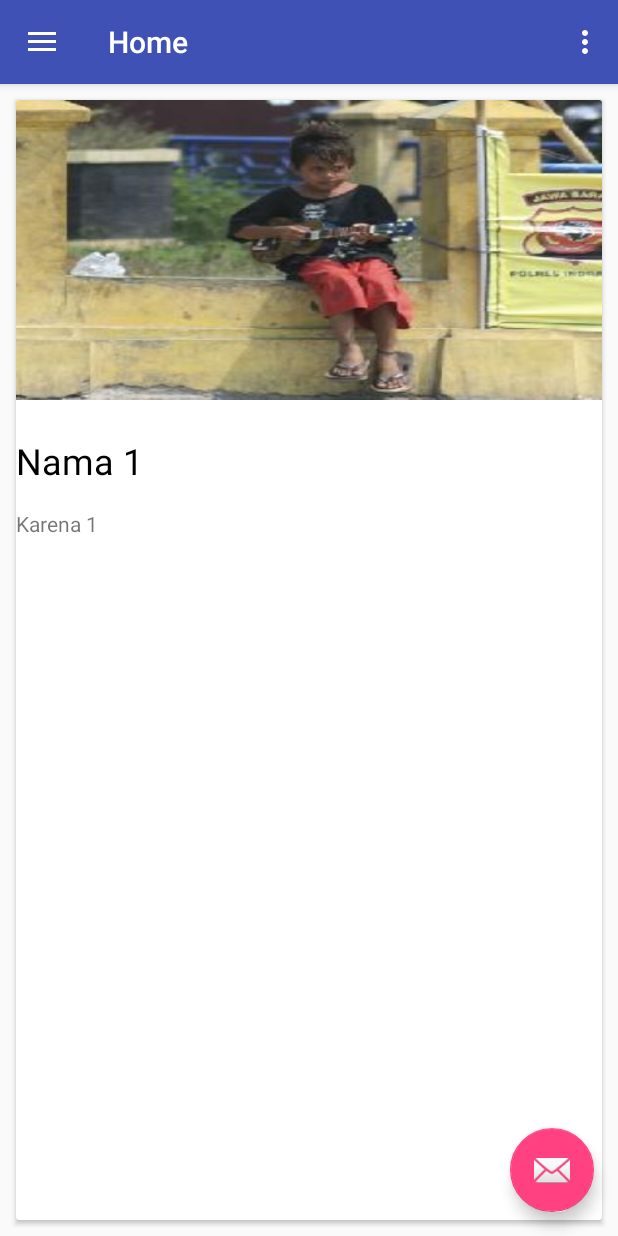
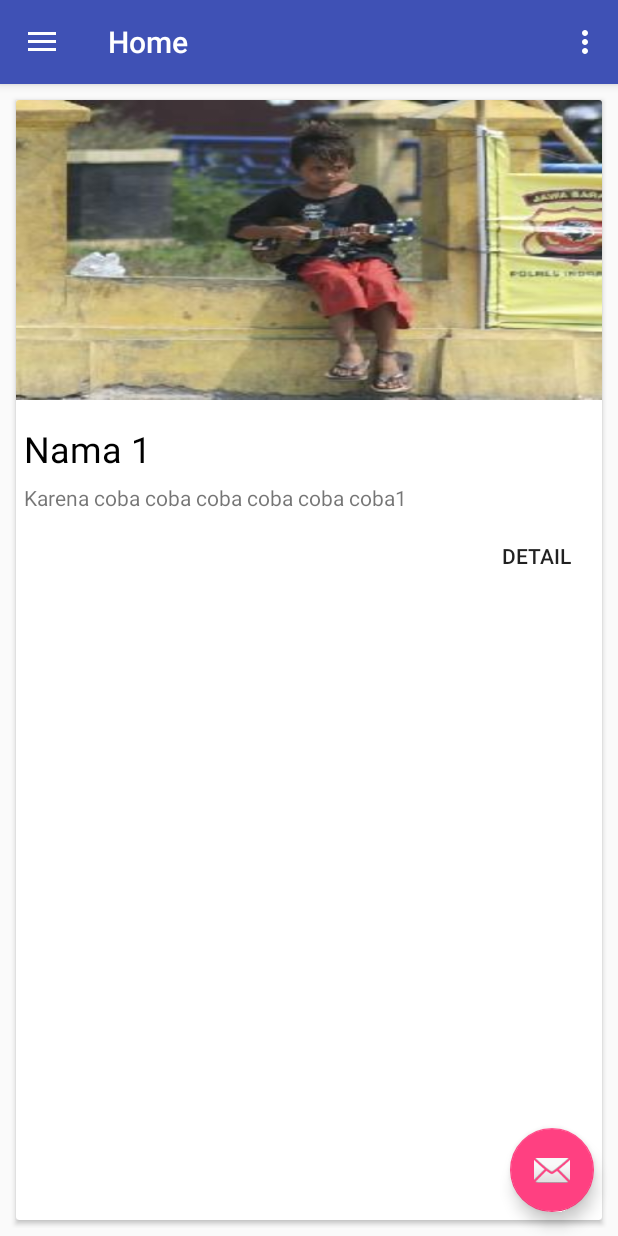
Before and after one commit to alam157/Masuk_Sekolah, an Android app: the screen it shows after launch (Home), on a phone screen of 412 x 824 dp. Run offline under Robolectric (Android 15) with nearby library versions, the phone set to English and light mode, and no system bars.

Commit message:
tambah card layout plus image plus detail

```diff
--- a/app/build.gradle
+++ b/app/build.gradle
@@ -6,7 +6,7 @@ android {
 
     defaultConfig {
         applicationId "com.alam.masuksekolah"
-        minSdkVersion 10
+        minSdkVersion 11
         targetSdkVersion 23
         versionCode 1
         versionName "1.0"
--- a/app/src/main/java/com/alam/masuksekolah/ContactInfo.java
+++ b/app/src/main/java/com/alam/masuksekolah/ContactInfo.java
@@ -9,5 +9,5 @@ public class ContactInfo {
 
 
     protected static final String NAME_PREFIX = "Nama ";
-    protected static final String ALASAN_PREFIX = "Karena ";
+    protected static final String ALASAN_PREFIX = "Karena coba coba coba coba coba coba";
 }
--- a/app/src/main/res/layout/card_home.xml
+++ b/app/src/main/res/layout/card_home.xml
@@ -23,8 +23,9 @@
             android:layout_width="wrap_content"
             android:layout_height="wrap_content"
             android:text="Rahman Budi"
-            android:paddingTop="24dp"
-            android:paddingBottom="16dp"
+            android:paddingTop="24px"
+            android:paddingBottom="10px"
+            android:paddingLeft="5dp"
             android:textColor="@android:color/black"
             android:gravity="center_vertical"
             android:textSize="24sp"
@@ -36,9 +37,20 @@
             android:layout_height="wrap_content"
             android:text="Alasan Putus Sekolah"
             android:gravity="center_vertical"
-            android:paddingBottom="16dp"
+            android:paddingBottom="5dp"
+            android:paddingLeft="5dp"
             android:textSize="14sp"
             android:layout_below="@id/txtName"/>
 
+        <Button
+            android:layout_width="wrap_content"
+            android:layout_height="wrap_content"
+            android:text="Detail"
+            android:id="@+id/btnDetail"
+            style="?android:attr/borderlessButtonStyle"
+            android:layout_below="@+id/txtSurname"
+            android:layout_alignParentRight="true"
+            android:layout_alignParentEnd="true" />
+
     </RelativeLayout>
     </android.support.v7.widget.CardView>
```
